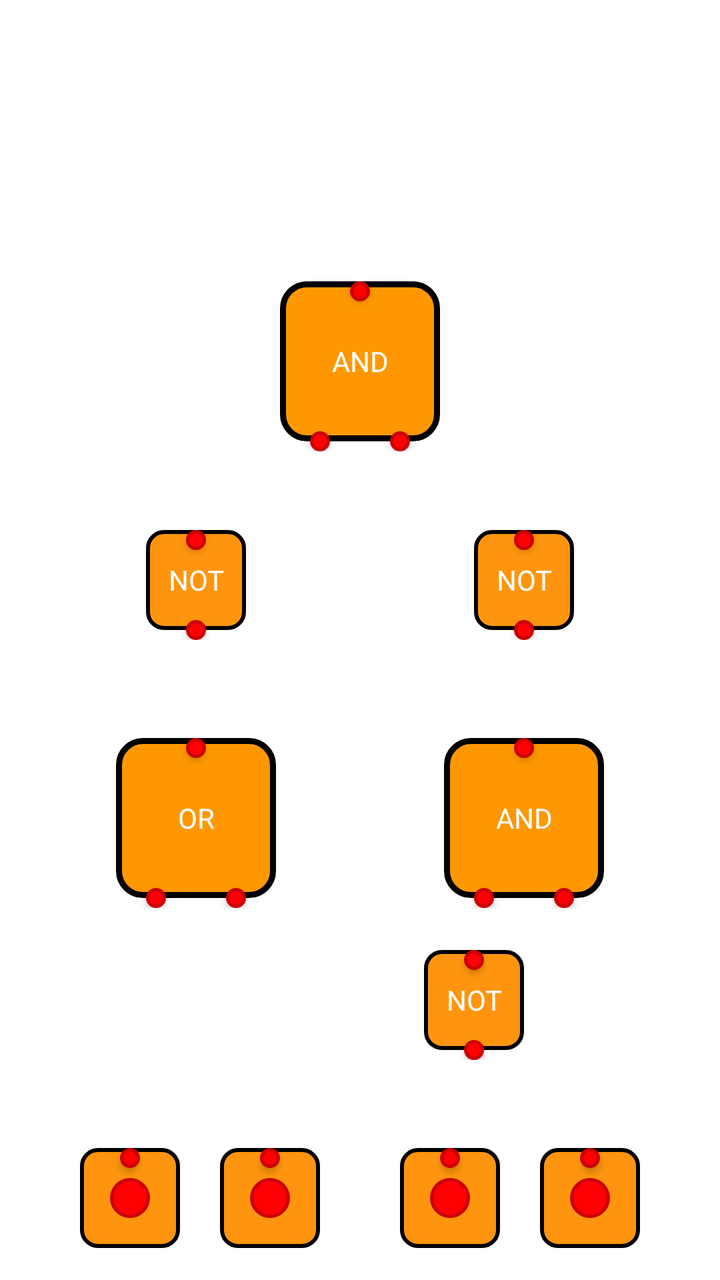
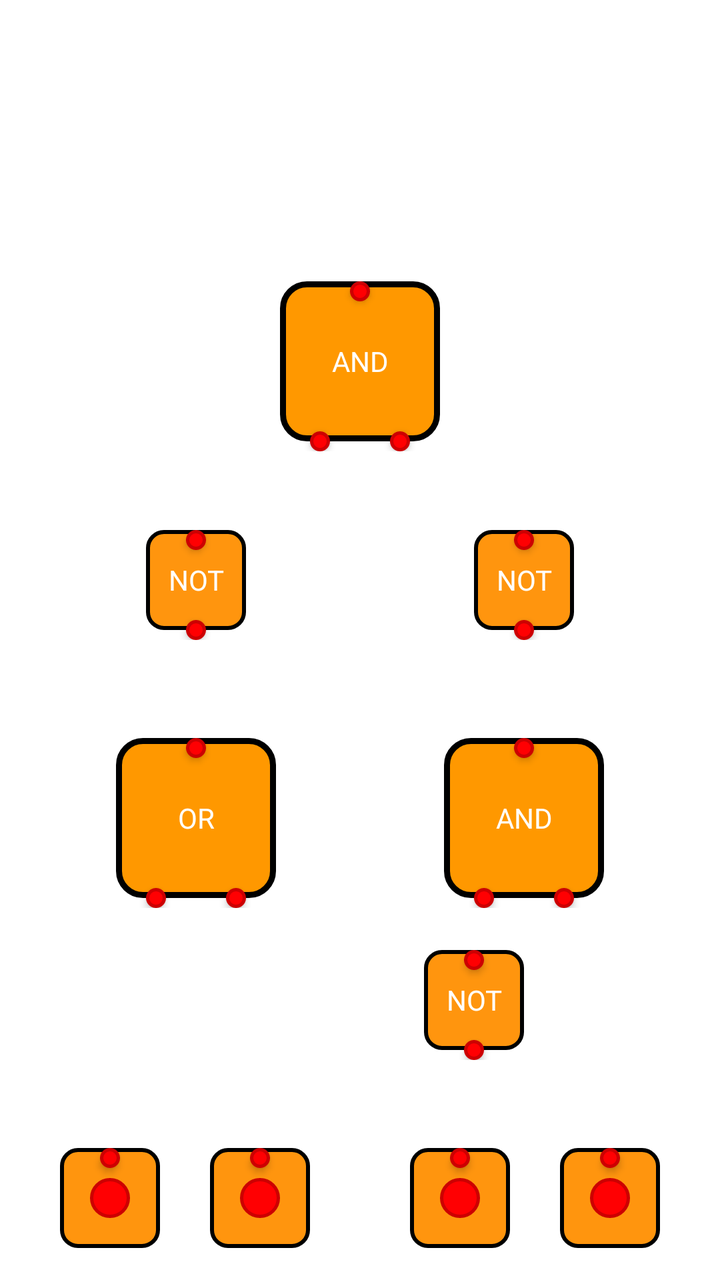

Compare the two renders of this Android layout. The source of the first and the diff that turns it into the second are given below.
<!-- AndroidManifest.xml: another module's application theme Theme.PintuLogika -->
<!-- res/layout/item_level_5.xml -->
<?xml version="1.0" encoding="utf-8"?>
<androidx.constraintlayout.widget.ConstraintLayout xmlns:android="http://schemas.android.com/apk/res/android"
    android:layout_width="match_parent"
    android:layout_height="match_parent"
    xmlns:app="http://schemas.android.com/apk/res-auto"
    android:fitsSystemWindows="true"
    android:background="@android:color/white"
    android:padding="16dp">

    

    <FrameLayout
        android:layout_width="wrap_content"
        android:layout_height="wrap_content"
        android:tag="AND2"
        app:layout_constraintEnd_toEndOf="parent"
        app:layout_constraintStart_toStartOf="parent"
        app:layout_constraintBottom_toTopOf="@id/guidelineHorizontal2"
        app:layout_constraintTop_toBottomOf="@+id/guidelineHorizontal1">

        <include
            android:id="@+id/gate_5"
            android:tag="gate_5"
            layout="@layout/gates_and"/>
    </FrameLayout>

    <FrameLayout
        android:layout_width="wrap_content"
        android:layout_height="wrap_content"
        android:tag="NOT3"
        app:layout_constraintEnd_toEndOf="parent"
        app:layout_constraintStart_toEndOf="@id/guidelineVertical2"
        app:layout_constraintBottom_toTopOf="@id/guidelineHorizontal3">

        <include
            android:id="@+id/gate_4"
            android:tag="gate_4"
            layout="@layout/gates_not"/>
    </FrameLayout>

    <FrameLayout
        android:layout_width="wrap_content"
        android:layout_height="wrap_content"
        android:tag="NOT2"
        app:layout_constraintEnd_toStartOf="@+id/guidelineVertical2"
        app:layout_constraintStart_toStartOf="parent"
        app:layout_constraintBottom_toTopOf="@id/guidelineHorizontal3">

        <include
            android:id="@+id/gate_3"
            android:tag="gate_3"
            layout="@layout/gates_not"/>
    </FrameLayout>

    <FrameLayout
        android:layout_width="wrap_content"
        android:layout_height="wrap_content"
        android:tag="AND1"
        app:layout_constraintEnd_toEndOf="parent"
        app:layout_constraintStart_toEndOf="@id/guidelineVertical2"
        app:layout_constraintBottom_toTopOf="@id/guidelineHorizontal4"
        app:layout_constraintTop_toBottomOf="@+id/guidelineHorizontal4">

        <include
            android:id="@+id/gate_2"
            android:tag="gate_2"
            layout="@layout/gates_and"/>
    </FrameLayout>

    <FrameLayout
        android:layout_width="wrap_content"
        android:layout_height="wrap_content"
        android:tag="NOT1"
        app:layout_constraintEnd_toStartOf="@id/guidelineVertical3"
        app:layout_constraintBottom_toTopOf="@id/guidelineHorizontal5"
        app:layout_constraintTop_toBottomOf="@+id/guidelineHorizontal5">

        <include
            android:id="@+id/gate_1"
            android:tag="gate_1"
            layout="@layout/gates_not"/>
    </FrameLayout>

    <FrameLayout
        android:layout_width="wrap_content"
        android:layout_height="wrap_content"
        android:tag="OR1"
        app:layout_constraintEnd_toStartOf="@+id/guidelineVertical2"
        app:layout_constraintStart_toStartOf="parent"
    app:layout_constraintBottom_toTopOf="@id/guidelineHorizontal4"
        app:layout_constraintTop_toBottomOf="@+id/guidelineHorizontal4">

        <include
            android:id="@+id/gate_0"
            android:tag="gate_0"
            layout="@layout/gates_or"/>
    </FrameLayout>



    
    <LinearLayout
        android:id="@+id/input_row"
        android:layout_width="match_parent"
        android:layout_height="wrap_content"
        android:orientation="horizontal"
        android:gravity="center"
        android:translationZ="4dp"
        app:layout_constraintStart_toStartOf="parent"
        app:layout_constraintEnd_toEndOf="parent"
        app:layout_constraintBottom_toBottomOf="parent">

        
        <FrameLayout
            android:layout_width="wrap_content"
            android:layout_height="wrap_content"
            android:tag="input1">
            <include
                android:id="@+id/input_1"
                layout="@layout/custom_input" />
        </FrameLayout>

        
        <FrameLayout
            android:layout_width="wrap_content"
            android:layout_height="wrap_content"
            android:layout_marginHorizontal="20dp"
            android:tag="input2">
            <include
                android:id="@+id/input_2"
                layout="@layout/custom_input" />
        </FrameLayout>


        
        <FrameLayout
            android:layout_width="wrap_content"
            android:layout_height="wrap_content"
            android:layout_marginHorizontal="20dp"
            android:tag="input3">
            <include
                android:id="@+id/input_3"
                layout="@layout/custom_input" />
        </FrameLayout>

        
        <FrameLayout
            android:layout_width="wrap_content"
            android:layout_height="wrap_content"
            android:tag="input4">
            <include
                android:id="@+id/input_4"
                layout="@layout/custom_input" />
        </FrameLayout>

    </LinearLayout>


    <androidx.constraintlayout.widget.Guideline
        android:id="@+id/guidelineHorizontal0"
        android:layout_width="wrap_content"
        android:layout_height="64dp"
        android:orientation="horizontal"
        app:layout_constraintEnd_toEndOf="parent"
        app:layout_constraintGuide_percent="0.05"
        app:layout_constraintStart_toStartOf="parent" />


    <androidx.constraintlayout.widget.Guideline
        android:id="@+id/guidelineHorizontal1"
        android:layout_width="wrap_content"
        android:layout_height="64dp"
        android:orientation="horizontal"
        app:layout_constraintEnd_toEndOf="parent"
        app:layout_constraintGuide_percent="0.2"
        app:layout_constraintStart_toStartOf="parent" />


    <androidx.constraintlayout.widget.Guideline
        android:id="@+id/guidelineHorizontal2"
        android:layout_width="wrap_content"
        android:layout_height="64dp"
        android:orientation="horizontal"
        app:layout_constraintEnd_toEndOf="parent"
        app:layout_constraintGuide_percent="0.35"
        app:layout_constraintStart_toStartOf="parent" />

    <androidx.constraintlayout.widget.Guideline
        android:id="@+id/guidelineHorizontal3"
        android:layout_width="wrap_content"
        android:layout_height="64dp"
        android:orientation="horizontal"
        app:layout_constraintEnd_toEndOf="parent"
        app:layout_constraintGuide_percent="0.5"
        app:layout_constraintStart_toStartOf="parent" />

    <androidx.constraintlayout.widget.Guideline
        android:id="@+id/guidelineHorizontal4"
        android:layout_width="wrap_content"
        android:layout_height="64dp"
        android:orientation="horizontal"
        app:layout_constraintEnd_toEndOf="parent"
        app:layout_constraintGuide_percent="0.65"
        app:layout_constraintStart_toStartOf="parent" />

    <androidx.constraintlayout.widget.Guideline
        android:id="@+id/guidelineHorizontal5"
        android:layout_width="wrap_content"
        android:layout_height="64dp"
        android:orientation="horizontal"
        app:layout_constraintEnd_toEndOf="parent"
        app:layout_constraintGuide_percent="0.80"
        app:layout_constraintStart_toStartOf="parent" />

    <androidx.constraintlayout.widget.Guideline
        android:id="@+id/guidelineVertical1"
        android:layout_width="wrap_content"
        android:layout_height="64dp"
        android:orientation="vertical"
        app:layout_constraintEnd_toEndOf="parent"
        app:layout_constraintGuide_percent="0.25"
        app:layout_constraintStart_toStartOf="parent" />

    <androidx.constraintlayout.widget.Guideline
        android:id="@+id/guidelineVertical2"
        android:layout_width="wrap_content"
        android:layout_height="64dp"
        android:orientation="vertical"
        app:layout_constraintEnd_toEndOf="parent"
        app:layout_constraintGuide_percent="0.5"
        app:layout_constraintStart_toStartOf="parent" />

    <androidx.constraintlayout.widget.Guideline
        android:id="@+id/guidelineVertical3"
        android:layout_width="wrap_content"
        android:layout_height="64dp"
        android:orientation="vertical"
        app:layout_constraintEnd_toEndOf="parent"
        app:layout_constraintGuide_percent="0.75"
        app:layout_constraintStart_toStartOf="parent" />


</androidx.constraintlayout.widget.ConstraintLayout>
<!-- res/layout/gates_and.xml (included above) -->
<?xml version="1.0" encoding="utf-8"?>
<FrameLayout
    xmlns:android="http://schemas.android.com/apk/res/android"
    xmlns:app="http://schemas.android.com/apk/res-auto"
    android:layout_width="80dp"
    android:layout_height="85dp">

    
    <View
        android:id="@+id/dot_output"
        android:layout_width="10dp"
        android:layout_height="10dp"
        android:tag="output_0"
        android:layout_gravity="top|center"
        android:background="@drawable/red_dot_indicator_stroke"
        android:translationZ="2dp" />

    
    <View
        android:id="@+id/dot_input_0"
        android:layout_width="10dp"
        android:layout_height="10dp"
        android:tag="input_0"
        android:background="@drawable/red_dot_indicator_stroke"
        android:layout_gravity="bottom|start"
        android:layout_marginStart="15dp"
        android:translationZ="2dp"/>

    
    <View
        android:id="@+id/dot_input_1"
        android:layout_width="10dp"
        android:layout_height="10dp"
        android:tag="input_1"
        android:background="@drawable/red_dot_indicator_stroke"
        android:layout_gravity="bottom|end"
        android:layout_marginEnd="15dp"
        android:translationZ="2dp" />

    
    <TextView
        android:id="@+id/and"
        android:layout_width="80dp"
        android:layout_height="80dp"
        android:background="@drawable/final_gate_background"
        android:gravity="center"
        android:text="AND"
        android:textColor="@color/white"
        app:layout_constraintTop_toTopOf="parent"
        app:layout_constraintBottom_toBottomOf="parent"
        app:layout_constraintStart_toStartOf="parent"
        app:layout_constraintEnd_toEndOf="parent" />

</FrameLayout>
<!-- res/layout/gates_not.xml (included above) -->
<?xml version="1.0" encoding="utf-8"?>
<FrameLayout
    xmlns:android="http://schemas.android.com/apk/res/android"
    xmlns:app="http://schemas.android.com/apk/res-auto"
    android:layout_width="50dp"
    android:layout_height="55dp">

    
    <View
        android:id="@+id/dot_output"
        android:layout_width="10dp"
        android:layout_height="10dp"
        android:tag="output_0"
        android:layout_gravity="top|center"
        android:background="@drawable/red_dot_indicator_stroke"
        android:translationZ="2dp" />

    
    <View
        android:id="@+id/dot_input_0"
        android:layout_width="10dp"
        android:layout_height="10dp"
        android:tag="input_0"
        android:background="@drawable/red_dot_indicator_stroke"
        android:layout_gravity="bottom|center"
        android:translationZ="2dp"/>


    
    <TextView
        android:id="@+id/and"
        android:layout_width="50dp"
        android:layout_height="50dp"
        android:background="@drawable/bg_custom_switch"
        android:gravity="center"
        android:text="NOT"
        android:textColor="@color/white"
        app:layout_constraintTop_toTopOf="parent"
        app:layout_constraintBottom_toBottomOf="parent"
        app:layout_constraintStart_toStartOf="parent"
        app:layout_constraintEnd_toEndOf="parent" />

</FrameLayout>
<!-- res/layout/gates_or.xml (included above) -->
<?xml version="1.0" encoding="utf-8"?>
<FrameLayout
    xmlns:android="http://schemas.android.com/apk/res/android"
    xmlns:app="http://schemas.android.com/apk/res-auto"
    android:layout_width="80dp"
    android:layout_height="85dp">

    
    <View
        android:id="@+id/dot_output"
        android:layout_width="10dp"
        android:layout_height="10dp"
        android:tag="output_0"
        android:layout_gravity="top|center"
        android:background="@drawable/red_dot_indicator_stroke"
        android:translationZ="2dp" />

    
    <View
        android:id="@+id/dot_input_0"
        android:layout_width="10dp"
        android:layout_height="10dp"
        android:tag="input_0"
        android:background="@drawable/red_dot_indicator_stroke"
        android:layout_gravity="bottom|start"
        android:layout_marginStart="15dp"
        android:translationZ="2dp"/>

    
    <View
        android:id="@+id/dot_input_1"
        android:layout_width="10dp"
        android:layout_height="10dp"
        android:tag="input_1"
        android:background="@drawable/red_dot_indicator_stroke"
        android:layout_gravity="bottom|end"
        android:layout_marginEnd="15dp"
        android:translationZ="2dp" />

    
    <TextView
        android:id="@+id/and"
        android:layout_width="80dp"
        android:layout_height="80dp"
        android:background="@drawable/final_gate_background"
        android:gravity="center"
        android:text="OR"
        android:textColor="@color/white"
        app:layout_constraintTop_toTopOf="parent"
        app:layout_constraintBottom_toBottomOf="parent"
        app:layout_constraintStart_toStartOf="parent"
        app:layout_constraintEnd_toEndOf="parent" />

</FrameLayout>
<!-- res/layout/custom_input.xml (included above) -->
<?xml version="1.0" encoding="utf-8"?>
<FrameLayout xmlns:android="http://schemas.android.com/apk/res/android"
    android:layout_width="50dp"
    android:layout_height="50dp"
    xmlns:app="http://schemas.android.com/apk/res-auto"
    android:background="@drawable/bg_custom_switch">

        <View
            android:id="@+id/dot_output"
            android:layout_width="10dp"
            android:layout_height="10dp"
            android:layout_gravity="top|center"
            android:tag="output_0"
            android:background="@drawable/red_dot_indicator_stroke"
            android:translationZ="2dp" />

        <View
            android:id="@+id/dot_indicator"
            android:layout_width="20dp"
            android:layout_height="20dp"
            android:layout_gravity="center"
            android:background="@drawable/red_dot_indicator_stroke" />

</FrameLayout>
<!-- resources referenced by this layout -->
<resources>
  <color name="white">#FFFFFFFF</color>
  <!-- drawable bg_custom_switch (drawable) -->
  <?xml version="1.0" encoding="utf-8"?>
  <shape xmlns:android="http://schemas.android.com/apk/res/android">
      <solid android:color="@color/orange_medium" />
      <corners android:radius="8dp" />
      <stroke
          android:width="2dp"
          android:color="@android:color/black" />
  </shape>
  <!-- drawable final_gate_background (drawable) -->
  <?xml version="1.0" encoding="utf-8"?>
  <shape xmlns:android="http://schemas.android.com/apk/res/android">
      <solid android:color="@color/orange_dark" />
      <corners android:radius="12dp" />
      <stroke
          android:width="3dp"
          android:color="@android:color/black" />
  </shape>
  <!-- drawable red_dot_indicator_stroke (drawable) -->
  <?xml version="1.0" encoding="utf-8"?>
  <shape xmlns:android="http://schemas.android.com/apk/res/android"
      android:shape="oval">
  
      
      <solid android:color="@color/red_indicator" />
  
      
      <stroke
          android:width="1.5dp"
          android:color="@color/red_dot_indicator" />
  </shape>
  <style name="Theme.PintuLogika" parent="Base.Theme.PintuLogika" />
  <color name="orange_medium">#FF950E</color>
  <color name="orange_dark">#FF9800</color>
  <color name="red_indicator">#FF0002</color>
  <color name="red_dot_indicator">#CC0002</color>
  <style name="Base.Theme.PintuLogika" parent="Theme.Material3.DayNight.NoActionBar">
          
          
      </style>
</resources>

<!-- the commit's change to res/layout/item_level_5.xml (unified diff, before → after) -->
@@ -124,7 +124,7 @@
         <FrameLayout
             android:layout_width="wrap_content"
             android:layout_height="wrap_content"
-            android:layout_marginHorizontal="20dp"
+            android:layout_marginHorizontal="25dp"
             android:tag="input2">
             <include
                 android:id="@+id/input_2"
@@ -136,7 +136,7 @@
         <FrameLayout
             android:layout_width="wrap_content"
             android:layout_height="wrap_content"
-            android:layout_marginHorizontal="20dp"
+            android:layout_marginHorizontal="25dp"
             android:tag="input3">
             <include
                 android:id="@+id/input_3"
